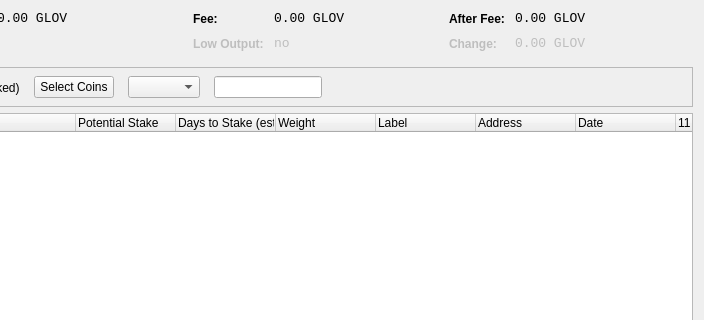
Qt form src/qt/forms/coincontroldialog.ui (zero24x/glovecoin) before a commit; both pictures show x 336 to 1040 and y 0 to 320 of the 1040 by 500 pixel window.
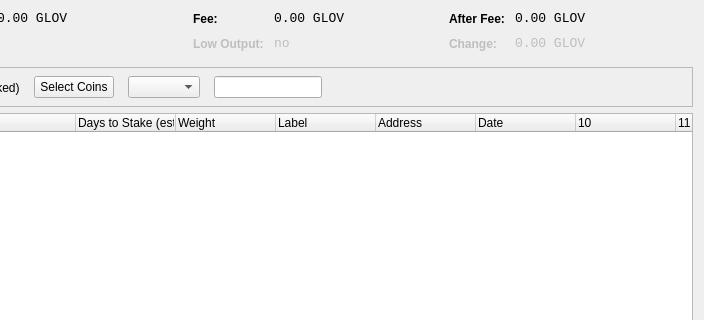
The same form after that commit. Custom widgets are drawn as their Qt base class.

What changed in the file:
```diff
--- a/src/qt/forms/coincontroldialog.ui
+++ b/src/qt/forms/coincontroldialog.ui
@@ -489,11 +489,6 @@
        <string>Age</string> /** age **/
       </property>
      </column>
-	   <column>
-      <property name="text">
-       <string>Potential Stake</string>
-      </property>
-     </column>
   	 <column>
       <property name="text">
        <string>Days to Stake (est.)</string>
```
